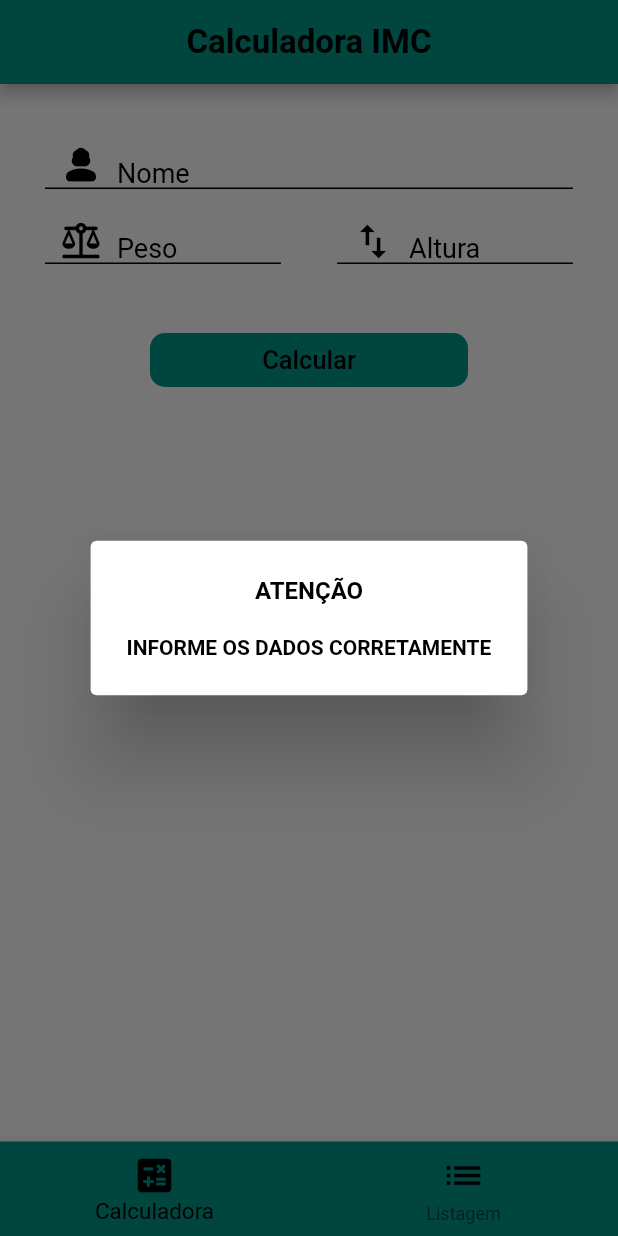
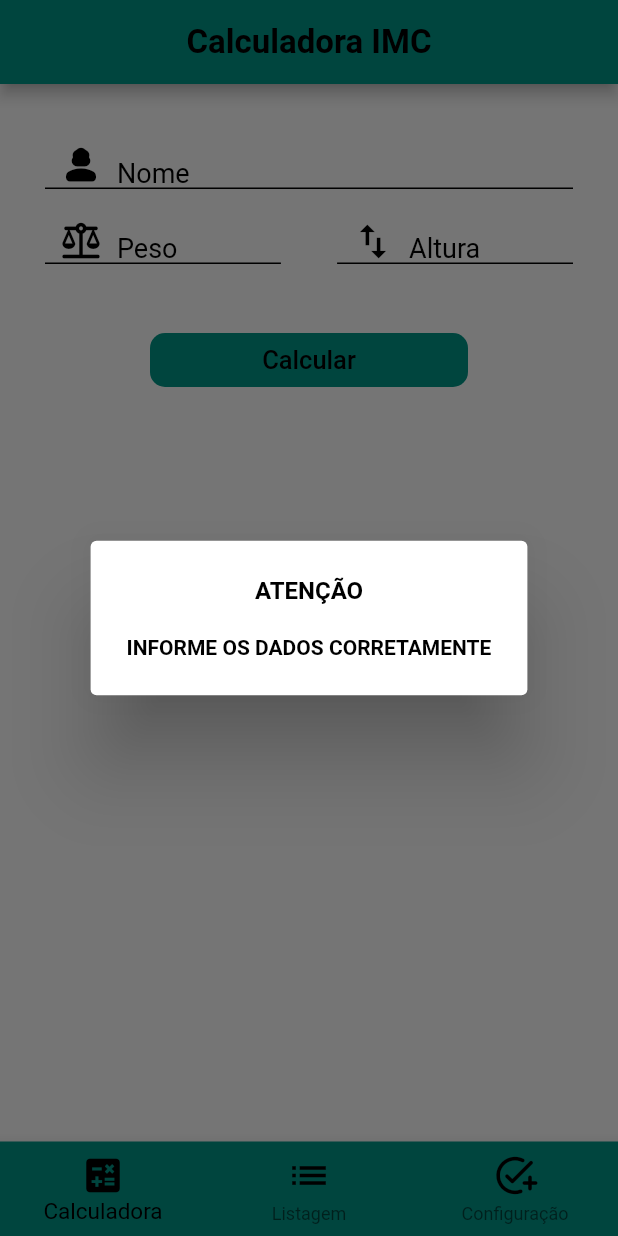
Before and after one commit to EduardoComparin/Flutter_IMC, a Flutter app: the screen it shows after launch, after a tap on "Calcular", on a phone screen of 412 x 824 dp. Run offline on Flutter 3.47's test engine with Material 2 defaults, Android fonts, the phone set to English and light mode, and no system bars; our stand-ins replace google_fonts, shared_preferences, sqflite; accounts and stored records are empty.

```diff
--- a/lib/pages/Imc_list_page.dart
+++ b/lib/pages/Imc_list_page.dart
@@ -43,13 +43,13 @@ class _ListImcPageState extends State<ListImcPage> {
             )),
         backgroundColor: Colors.white,
         body: Container(
-          margin: const EdgeInsets.symmetric(horizontal: 16, vertical: 8),
+          margin: const EdgeInsets.symmetric(horizontal: 16, vertical: 0),
           child: Column(
             children: [
               Expanded(
                 child: ListView.builder(
                     itemCount: _imc.length,
-                    itemBuilder: (BuildContext bc, int index) {
+                    itemBuilder: (BuildContext context, int index) {
                       var imc = _imc[index];
                       return Dismissible(
                          direction: DismissDirection.endToStart,
--- /dev/null
+++ b/lib/pages/configuration_page.dart
@@ -0,0 +1,164 @@
+import 'package:flutter/material.dart';
+import 'package:flutter_imc/service/storage_service.dart';
+import 'package:flutter_imc/shared/widgets/fild_heigth.dart';
+import 'package:flutter_imc/shared/widgets/fild_text.dart';
+
+class ConfiguracaoPage extends StatefulWidget {
+  const ConfiguracaoPage({Key? key}) : super(key: key);
+
+  @override
+  State<ConfiguracaoPage> createState() => _ConfiguracaoPageState();
+}
+
+class _ConfiguracaoPageState extends State<ConfiguracaoPage> {
+  StorageService storage = StorageService();
+
+  TextEditingController nomeUsuarioController = TextEditingController();
+  TextEditingController alturaController = TextEditingController();
+
+  String? nomeUsuario;
+  double? altura;
+
+  @override
+  void initState() {
+    super.initState();
+    carregarDadosConfig();
+  }
+
+  carregarDadosConfig() async {
+    double altura = await (storage.getConfiguracaoAltura());
+    String nome = await storage.getConfiguracaoNome();
+
+    if (altura > 0) {
+      alturaController.text = altura.toString().replaceAll(".", ",");
+    }
+
+    if (nome != "") {
+      nomeUsuarioController.text = nome;
+    }
+
+    setState(() {});
+  }
+
+  @override
+  Widget build(BuildContext context) {
+    return SafeArea(
+      child: Scaffold(
+         appBar: AppBar(
+            centerTitle: true,
+            title: const Text(
+              "Configurações",
+              style: TextStyle(
+                fontSize: 22,
+                fontWeight: FontWeight.w700,
+                color: Colors.black,
+              ),
+            )),
+
+        body: ListView(
+          children: [
+            Column(
+              crossAxisAlignment: CrossAxisAlignment.center,
+              children: [
+                const SizedBox(
+                  height: 40,
+                ),
+                Row(
+                  children: [
+                    Expanded(
+                        child: Container(
+                      width: double.infinity,
+                      margin: const EdgeInsets.only(right: 10, left: 10),
+                      height: 30,
+                      alignment: Alignment.center,
+                      child: FildText(
+                          icon: Icons.person_3_rounded,
+                          nomeController: nomeUsuarioController,
+                          textColor: Colors.black,
+                          corBorder: Colors.black,
+                          corIcone: Colors.black,
+                          hint: "Nome"),
+                    ))
+                  ],
+                ),
+                const SizedBox(
+                  height: 20,
+                ),
+                Row(
+                  children: [
+                    Expanded(
+                        child: Container(
+                      width: double.infinity,
+                      margin: const EdgeInsets.only(right: 10, left: 10),
+                      height: 30,
+                      alignment: Alignment.center,
+                      child: FildHeigth(
+                          icon: Icons.swap_vert,
+                          controller: alturaController,
+                          textColor: Colors.black,
+                          corBorder: Colors.black,
+                          corIcone: Colors.black,
+                          hint: "Altura",
+                          textSufix: "M"),
+                    ))
+                  ],
+                ),
+                const SizedBox(
+                  height: 20,
+                ),
+                Container(
+                  width: double.infinity,
+                  margin: const EdgeInsets.symmetric(horizontal: 100),
+                  alignment: Alignment.center,
+                  child: SizedBox(
+                    width: double.infinity,
+                    child: TextButton(
+                      onPressed: () async {
+                        FocusManager.instance.primaryFocus?.unfocus();
+
+                        double altura = validaAltura();
+
+                        if (altura > 0) {
+                          await storage.setConfiguracaoAltura(altura);
+                        }
+
+                        await storage
+                            .setConfiguracaoNome(nomeUsuarioController.text);
+
+                      },
+                      style: ButtonStyle(
+                          shape: MaterialStateProperty.all(
+                            RoundedRectangleBorder(
+                              borderRadius: BorderRadius.circular(10),
+                            ),
+                          ),
+                          backgroundColor:
+                              MaterialStateProperty.all(Colors.teal)),
+                      child: const Text(
+                        "Salvar",
+                        style: TextStyle(
+                          color: Colors.black,
+                          fontSize: 17,
+                          fontWeight: FontWeight.w500,
+                        ),
+                      ),
+                    ),
+                  ),
+                ),
+              ],
+            ),
+          ],
+        ),
+      ),
+    );
+  }
+
+  double validaAltura() {
+    String alturaText =
+        alturaController.text == '' ? '0,00' : alturaController.text;
+
+    double altura =
+        double.parse(alturaText.replaceAll('.', '').replaceAll(',', '.'));
+    return altura;
+  }
+}
--- a/lib/pages/imc_page.dart
+++ b/lib/pages/imc_calculate_page.dart
@@ -1,6 +1,7 @@
 import 'package:flutter/material.dart';
 import 'package:flutter_imc/model/imc_model.dart';
 import 'package:flutter_imc/repositories/imc_repository.dart';
+import 'package:flutter_imc/service/storage_service.dart';
 import 'package:flutter_imc/shared/widgets/fild_heigth.dart';
 import 'package:flutter_imc/shared/widgets/fild_number.dart';
 import 'package:flutter_imc/shared/widgets/fild_text.dart';
@@ -14,11 +15,28 @@ class ImcPage extends StatefulWidget {
 }
 
 class _ImcPageState extends State<ImcPage> {
+  StorageService storage = StorageService();
   ImcRepository imcRepository = ImcRepository();
 
   @override
   void initState() {
     super.initState();
+    carregarDadosCalculadora();
+  }
+
+  carregarDadosCalculadora() async {
+    double altura = await (storage.getConfiguracaoAltura());
+    String nome = await storage.getConfiguracaoNome();
+
+    if (altura > 0) {
+      alturaController.text = altura.toString().replaceAll(".", ",");
+    }
+
+    if (nome != "") {
+      nomeController.text = nome;
+    }
+
+    setState(() {});
   }
 
   Color corIcone = Colors.black;
@@ -151,7 +169,7 @@ class _ImcPageState extends State<ImcPage> {
                           await imcRepository.save(ImcModel(
                               0, peso, altura, nome, valorImc, resultadoImc));
 
-                          setState(() {});
+                          carregarDadosCalculadora();
                         } else {
                           showMsg(context, "ATENÇÃO",
                               "INFORME OS DADOS CORRETAMENTE");
--- a/lib/pages/main_page.dart
+++ b/lib/pages/main_page.dart
@@ -1,6 +1,7 @@
 import 'package:flutter/material.dart';
 import 'package:flutter_imc/pages/Imc_list_page.dart';
-import 'package:flutter_imc/pages/imc_page.dart';
+import 'package:flutter_imc/pages/configuration_page.dart';
+import 'package:flutter_imc/pages/imc_calculate_page.dart';
 import 'package:flutter_imc/repositories/imc_repository.dart';
 
 class MainPage extends StatefulWidget {
@@ -26,6 +27,7 @@ class _MainPageState extends State<MainPage> {
   Widget build(BuildContext context) {
     return SafeArea(
       child: Scaffold(
+
         body: Column(
           children: [
             Expanded(
@@ -38,7 +40,8 @@ class _MainPageState extends State<MainPage> {
                 },
                 children: const [
                   ImcPage(),
-                  ListImcPage()
+                  ListImcPage(),
+                  ConfiguracaoPage()
                 ],
               ),
             ),
@@ -60,8 +63,12 @@ class _MainPageState extends State<MainPage> {
                   ),
                   BottomNavigationBarItem(
                     label: "Listagem",
-                     tooltip: "Lista de Calculos",
+                     tooltip: "Lista de calculos",
                       icon: Icon(Icons.list,  color: Colors.black)),
+                   BottomNavigationBarItem(
+                    label: "Configuração",
+                     tooltip: "Lista de configuração",
+                      icon: Icon(Icons.add_task_rounded,  color: Colors.black)),
                 ])
           ],
         ),
--- a/lib/repositories/imc_repository.dart
+++ b/lib/repositories/imc_repository.dart
@@ -1,5 +1,5 @@
 import 'package:flutter_imc/model/imc_model.dart';
-import 'package:flutter_imc/service/sqlitedatabase.dart';
+import 'package:flutter_imc/service/sqlite_data_base.dart';
 
 class ImcRepository {
   Future<List<ImcModel>> get() async {
--- /dev/null
+++ b/lib/service/storage_service.dart
@@ -0,0 +1,77 @@
+// ignore_for_file: camel_case_types, constant_identifier_names
+
+import 'package:shared_preferences/shared_preferences.dart';
+
+enum STORAGE_CHAVES {
+  CHAVE_NOME,
+  CHAVE_ALTURA,
+}
+
+class StorageService {
+  Future<void> setConfiguracaoAltura(double value) async {
+    await _setDouble(STORAGE_CHAVES.CHAVE_ALTURA.toString(), value);
+  }
+
+  Future<double> getConfiguracaoAltura() async {
+    return _getDouble(STORAGE_CHAVES.CHAVE_ALTURA.toString());
+  }
+
+  Future<void> setConfiguracaoNome(String nome) async {
+    await _setString(STORAGE_CHAVES.CHAVE_NOME.toString(), nome);
+  }
+
+  Future<String> getConfiguracaoNome() async {
+    return _getString(STORAGE_CHAVES.CHAVE_NOME.toString());
+  }
+
+  Future<void> _setDouble(String chave, double value) async {
+    var storage = await SharedPreferences.getInstance();
+    await storage.setDouble(chave, value);
+  }
+
+  Future<double> _getDouble(String chave) async {
+    var storage = await SharedPreferences.getInstance();
+    return storage.getDouble(chave) ?? 0;
+  }
+
+  Future<void> _setString(String chave, String value) async {
+    var storage = await SharedPreferences.getInstance();
+    await storage.setString(chave, value);
+  }
+
+  Future<String> _getString(String chave) async {
+    var storage = await SharedPreferences.getInstance();
+    return storage.getString(chave) ?? "";
+  }
+
+  /*Future<void> _setInt(String chave, int value) async {
+    var storage = await SharedPreferences.getInstance();
+    await storage.setInt(chave, value);
+  }
+
+  Future<int> _getInt(String chave) async {
+    var storage = await SharedPreferences.getInstance();
+    return storage.getInt(chave) ?? 0;
+  }
+
+    Future<void> _setBool(String chave, bool value) async {
+    var storage = await SharedPreferences.getInstance();
+    await storage.setBool(chave, value);
+  }
+
+  Future<bool> _getBool(String chave) async {
+    var storage = await SharedPreferences.getInstance();
+    return storage.getBool(chave) ?? false;
+  }
+
+  Future<void> _setStringList(String chave, List<String> values) async {
+    var storage = await SharedPreferences.getInstance();
+    await storage.setStringList(chave, values);
+  }
+
+  Future<List<String>> _getStringList(String chave) async {
+    var storage = await SharedPreferences.getInstance();
+    return storage.getStringList(chave) ?? [];
+  }
+  */
+}
--- a/pubspec.yaml
+++ b/pubspec.yaml
@@ -28,6 +28,7 @@ environment:
 # the latest version available on pub.dev. To see which dependencies have newer
 # versions available, run `flutter pub outdated`.
 dependencies:
+  shared_preferences: ^2.0.15
   path: ^1.8.3
   sqflite: ^2.3.0
   intl: ^0.18.1
```
Also changed, not shown: lib/service/sqlite_data_base.dart (renamed from lib/service/sqlitedatabase.dart), 1 other file.
